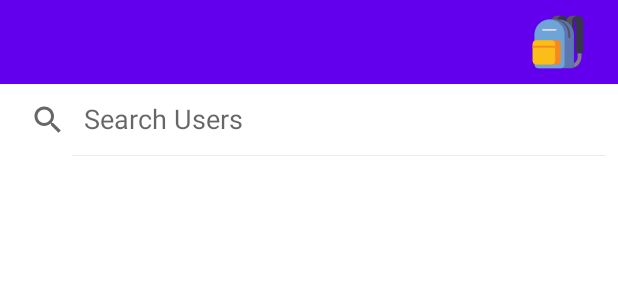
After one commit to manoj04418/walkmate-geo-upm, an Android app: the layout activity_search.xml on its own in the app's theme, with its tools: preview values and no code run, on a phone screen of 412 x 824 dp. The commit adds this screen. Shown: the top 300 px of the screen. Run offline under Robolectric (Android 15) with nearby library versions, the light colour scheme and no system bars.

Commit message:
Search Users DONE + WIP Followage

```diff
--- a/app/src/main/AndroidManifest.xml
+++ b/app/src/main/AndroidManifest.xml
@@ -36,6 +36,10 @@
             android:name=".activities.ProfileActivity"
             android:screenOrientation="portrait">
         </activity>
+        <activity
+            android:name=".activities.SearchActivity"
+            android:screenOrientation="portrait">
+        </activity>
     </application>
 
 </manifest>
--- a/app/src/main/java/com/upm/gabrau/walkmate/activities/NavigationActivity.kt
+++ b/app/src/main/java/com/upm/gabrau/walkmate/activities/NavigationActivity.kt
@@ -138,6 +138,7 @@ class NavigationActivity : AppCompatActivity(), OnMapReadyCallback, MapboxMap.On
         menuInflater.inflate(R.menu.toolbar_menu, menu)
         menu?.findItem(R.id.toolbar_done)?.isVisible = false
         menu?.findItem(R.id.toolbar_logout)?.isVisible = false
+        menu?.findItem(R.id.toolbar_search)?.isVisible = false
         return true
     }
 
--- a/app/src/main/java/com/upm/gabrau/walkmate/activities/NewPostActivity.kt
+++ b/app/src/main/java/com/upm/gabrau/walkmate/activities/NewPostActivity.kt
@@ -127,6 +127,7 @@ class NewPostActivity : AppCompatActivity(), OnMapReadyCallback, MapboxMap.OnMap
     override fun onCreateOptionsMenu(menu: Menu?): Boolean {
         menuInflater.inflate(R.menu.toolbar_menu, menu)
         menu?.findItem(R.id.toolbar_logout)?.isVisible = false
+        menu?.findItem(R.id.toolbar_search)?.isVisible = false
         return true
     }
 
--- a/app/src/main/java/com/upm/gabrau/walkmate/activities/ProfileActivity.kt
+++ b/app/src/main/java/com/upm/gabrau/walkmate/activities/ProfileActivity.kt
@@ -71,6 +71,7 @@ class ProfileActivity : AppCompatActivity(), PostAdapter.OnItemClickListener {
     override fun onCreateOptionsMenu(menu: Menu?): Boolean {
         menuInflater.inflate(R.menu.toolbar_menu, menu)
         menu?.findItem(R.id.toolbar_done)?.isVisible = false
+        menu?.findItem(R.id.toolbar_search)?.isVisible = false
         return true
     }
 
--- /dev/null
+++ b/app/src/main/res/layout/activity_search.xml
@@ -0,0 +1,41 @@
+<?xml version="1.0" encoding="utf-8"?>
+<androidx.constraintlayout.widget.ConstraintLayout
+    xmlns:android="http://schemas.android.com/apk/res/android"
+    xmlns:app="http://schemas.android.com/apk/res-auto"
+    android:layout_width="match_parent"
+    android:layout_height="match_parent"
+    xmlns:tools="http://schemas.android.com/tools">
+
+    <include
+        android:id="@+id/toolbar"
+        layout="@layout/toolbar"
+        tools:layout_editor_absoluteX="16dp"
+        tools:layout_editor_absoluteY="0dp" />
+
+    <androidx.appcompat.widget.SearchView
+        android:id="@+id/search"
+        android:layout_width="match_parent"
+        android:layout_height="wrap_content"
+        android:clickable="true"
+        android:inputType="textCapSentences"
+        app:queryHint="Search Users"
+        app:iconifiedByDefault="false"
+        app:layout_constraintEnd_toEndOf="parent"
+        app:layout_constraintStart_toStartOf="parent"
+        app:layout_constraintTop_toBottomOf="@+id/toolbar" />
+
+    <androidx.recyclerview.widget.RecyclerView
+        android:id="@+id/recycler_view_users"
+        android:layout_width="0dp"
+        android:layout_height="0dp"
+        android:layout_below="@+id/search"
+        android:layout_marginStart="8dp"
+        android:layout_marginTop="8dp"
+        android:layout_marginEnd="8dp"
+        android:layout_marginBottom="8dp"
+        app:layout_constraintBottom_toBottomOf="parent"
+        app:layout_constraintEnd_toEndOf="parent"
+        app:layout_constraintStart_toStartOf="parent"
+        app:layout_constraintTop_toBottomOf="@+id/search" />
+
+</androidx.constraintlayout.widget.ConstraintLayout>
```
Also changed, not shown: app/src/main/java/com/upm/gabrau/walkmate/activities/MainActivity.kt (+12 -0 lines), app/src/main/java/com/upm/gabrau/walkmate/activities/SearchActivity.kt (added, +81 -0 lines), app/src/main/java/com/upm/gabrau/walkmate/firebase/Queries.kt (+28 -0 lines), app/src/main/java/com/upm/gabrau/walkmate/models/User.kt (+5 -22 lines), app/src/main/java/com/upm/gabrau/walkmate/utils/UserAdapter.kt (added, +49 -0 lines), app/src/main/res/layout/item_user.xml (added, +22 -0 lines), app/src/main/res/menu/toolbar_menu.xml (+7 -1 lines).
